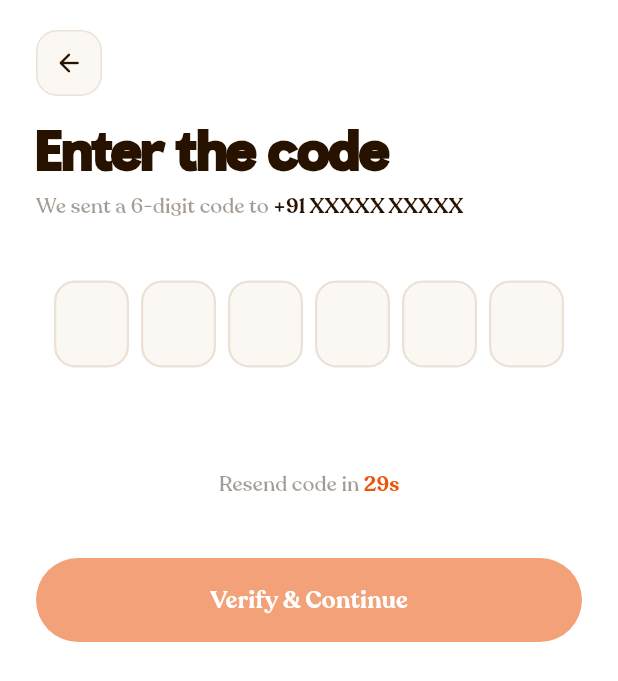
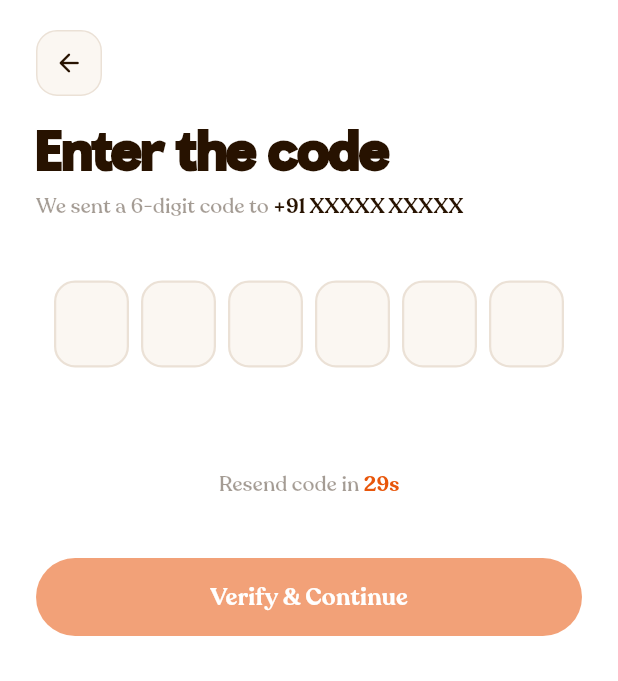
Before and after one commit to garvitmh/Trial_Burger_Farm, a Flutter app: the OtpVerificationPage screen opened by its route, after a tap on "Resend OTP", on a phone screen of 412 x 824 dp. Shown: the top 681 px of the screen. Run offline on Flutter 3.47's test engine with Material 3 defaults, Android fonts, the phone set to English and light mode, and no system bars; drawn by our look-alikes of flutter_animate, pinput; our stand-ins replace firebase_auth, firebase_core, flutter_riverpod, flutter_secure_storage, geolocator, go_router and 2 more; missing offline and left inert: firebase_app_check; accounts and stored records are empty; project files that could hold a hidden picture were left out.

Commit message:
fix: validate typography fidelity and standardise button heights to 52px token across all pages

```diff
--- a/lib/features/auth/presentation/pages/login_page.dart
+++ b/lib/features/auth/presentation/pages/login_page.dart
@@ -638,7 +638,7 @@ class _PrimaryButtonState extends State<_PrimaryButton>
         ),
         child: Container(
           width: double.infinity,
-          height: 56,
+          height: AppSpacing.buttonHeight,
           decoration: BoxDecoration(
             color: AppColors.primary,
             borderRadius: BorderRadius.circular(AppRadius.button),
--- a/lib/features/auth/presentation/pages/otp_verification_page.dart
+++ b/lib/features/auth/presentation/pages/otp_verification_page.dart
@@ -363,7 +363,7 @@ class _VerifyButton extends StatelessWidget {
         onTap: enabled ? onTap : null,
         child: Container(
           width: double.infinity,
-          height: 56,
+          height: AppSpacing.buttonHeight,
           decoration: BoxDecoration(
             color: AppColors.primary,
             borderRadius: BorderRadius.circular(AppRadius.button),
--- a/lib/features/preferences/presentation/pages/preferences_page.dart
+++ b/lib/features/preferences/presentation/pages/preferences_page.dart
@@ -646,7 +646,7 @@ class _ProceedButtonState extends State<_ProceedButton>
         ),
         child: Container(
           width: double.infinity,
-          height: 56,
+          height: AppSpacing.buttonHeight,
           decoration: BoxDecoration(
             color: AppColors.primary,
             borderRadius: BorderRadius.circular(AppRadius.button),
```
